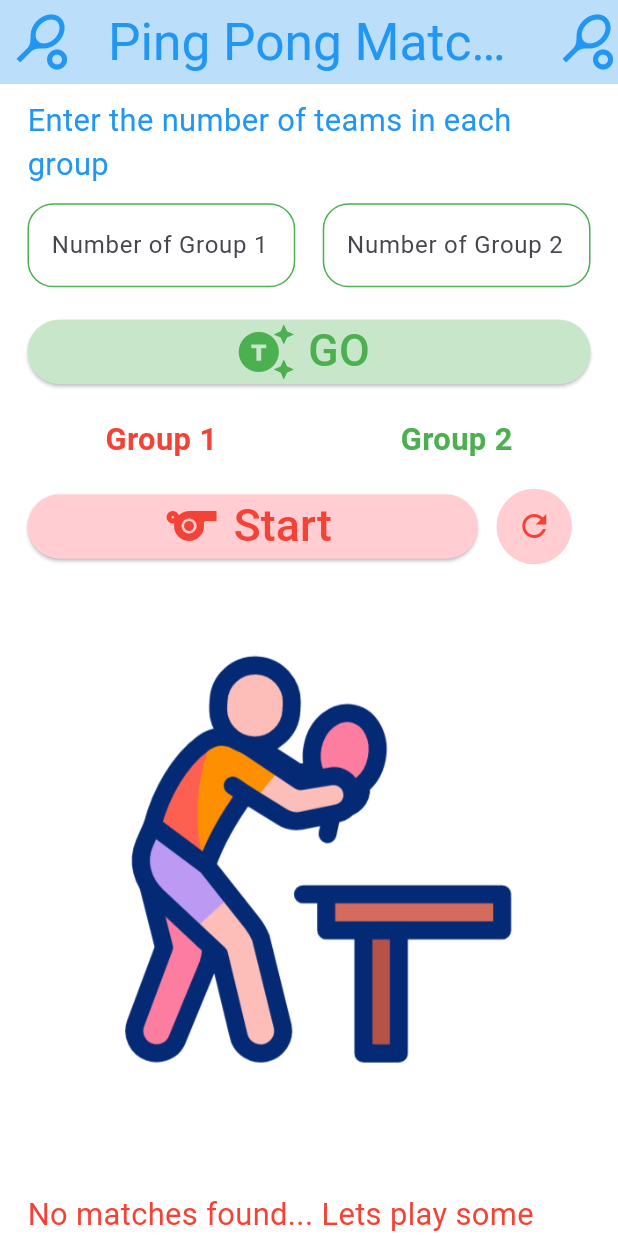
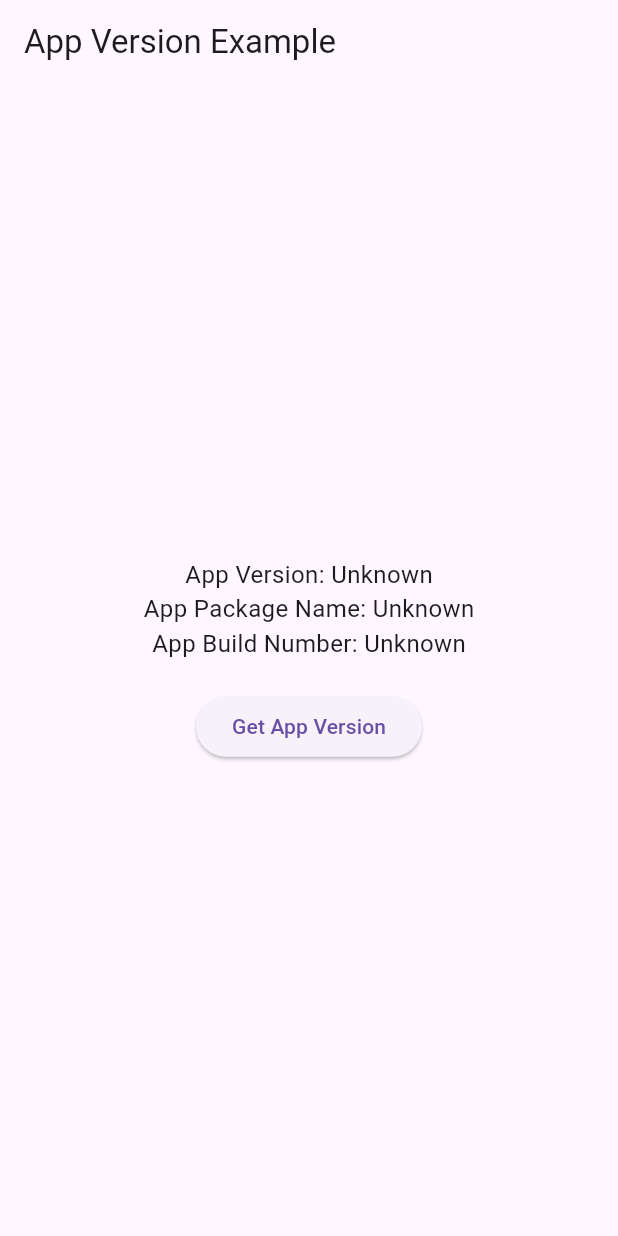
Before and after one commit to SayedKhaledMarey/pingbong, a Flutter app: the screen it shows after launch, on a phone screen of 412 x 824 dp. Run offline on Flutter 3.47's test engine with Material 3 defaults, Android fonts, the light colour scheme and no system bars; our stand-ins replace dio, flutter_screenutil, package_info_plus.

Commit message:
control version

```diff
--- /dev/null
+++ b/lib/login.dart
@@ -0,0 +1,118 @@
+import 'dart:io';
+
+import 'package:dio/dio.dart';
+import 'package:dio/io.dart';
+import 'package:flutter/material.dart';
+import 'package:package_info_plus/package_info_plus.dart';
+
+class MyHomePage extends StatefulWidget {
+  @override
+  _MyHomePageState createState() => _MyHomePageState();
+}
+
+class _MyHomePageState extends State<MyHomePage> {
+  String _appVersion = 'Unknown';
+  String _appBuild = 'Unknown';
+  String _appPackageName = 'Unknown';
+
+  // Function to fetch app version
+  Future<String> _getAppVersion() async {
+    PackageInfo packageInfo = await PackageInfo.fromPlatform();
+    setState(() {
+      _appVersion = packageInfo.version;
+      _appBuild = packageInfo.buildNumber;
+      _appPackageName = packageInfo.packageName;
+    });
+    return _appVersion;
+  }
+
+  Dio createDioInstance() {
+    Dio dio = Dio();
+
+    // Disable SSL verification
+    (dio.httpClientAdapter as DefaultHttpClientAdapter).onHttpClientCreate = (HttpClient client) {
+      client.badCertificateCallback = (X509Certificate cert, String host, int port) => true;
+      return client;
+    };
+
+    return dio;
+  }
+
+  Future<String> downloadFile(String url, String fileName) async {
+    try {
+      // Use the custom Dio instance
+      Dio dio = createDioInstance();
+
+      Directory? directory = Directory('/storage/emulated/0/Download');
+      if (!directory.existsSync()) directory.createSync();
+
+      String filePath = "${directory.path}/$fileName";
+
+      await dio.download(
+        url,
+        filePath,
+        onReceiveProgress: (received, total) {
+          if (total != -1) {
+            print("Download progress: ${(received / total * 100).toStringAsFixed(0)}%");
+          }
+        },
+      );
+
+      print("File downloaded to: $filePath");
+      return filePath;
+    } catch (e) {
+      print("Error downloading file: $e");
+      throw Exception("Failed to download file");
+    }
+  }
+
+  void startDownload() async {
+    String fileUrl = 'https://dl.bandicam.com/bdcamsetup.exe';
+    String fileName = 'latest_app';
+
+    try {
+      String filePath = await downloadFile(fileUrl, fileName);
+      print("File downloaded successfully at: $filePath");
+      // You can now trigger installation using InstallPlugin
+    } catch (e) {
+      print("Download failed: $e");
+    }
+  }
+
+
+  @override
+  Widget build(BuildContext context) {
+    return Scaffold(
+      appBar: AppBar(
+        title: Text('App Version Example'),
+      ),
+      body: Center(
+        child: Column(
+          mainAxisAlignment: MainAxisAlignment.center,
+          children: <Widget>[
+            Text(
+              'App Version: $_appVersion',
+              style: TextStyle(fontSize: 16),
+            ),
+            Text(
+              'App Package Name: $_appPackageName',
+              style: TextStyle(fontSize: 16),
+            ),
+            Text(
+              'App Build Number: $_appBuild',
+              style: TextStyle(fontSize: 16),
+            ),
+            SizedBox(height: 20),
+            ElevatedButton(
+              onPressed:(){
+                _getAppVersion();
+                startDownload();
+              } ,
+              child: Text('Get App Version'),
+            ),
+          ],
+        ),
+      ),
+    );
+  }
+}
--- a/lib/main.dart
+++ b/lib/main.dart
@@ -1,5 +1,7 @@
 import 'package:flutter/material.dart';
 import 'package:flutter_screenutil/flutter_screenutil.dart';
+
+import 'login.dart';
 
 void main() {
   runApp(const MyApp());
@@ -7,7 +9,6 @@ void main() {
 
 class MyApp extends StatelessWidget {
   const MyApp({super.key});
-
   @override
   Widget build(BuildContext context) {
     return ScreenUtilInit(
@@ -21,7 +22,7 @@ class MyApp extends StatelessWidget {
             theme: ThemeData(
               primarySwatch: Colors.blue,
             ),
-            home: const MatchupScreen(),
+            home:  MyHomePage(),
           );
         });
   }
```
Also changed, not shown: pubspec.yaml (+4 -50 lines), pubspec.lock, 3 other files.
